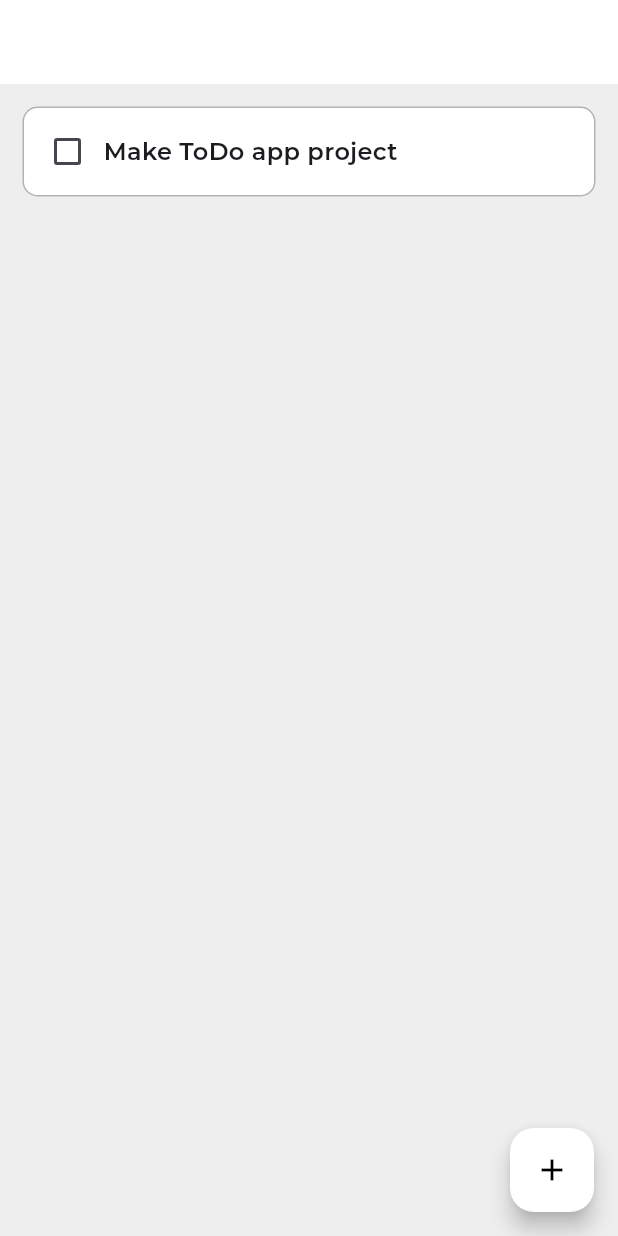
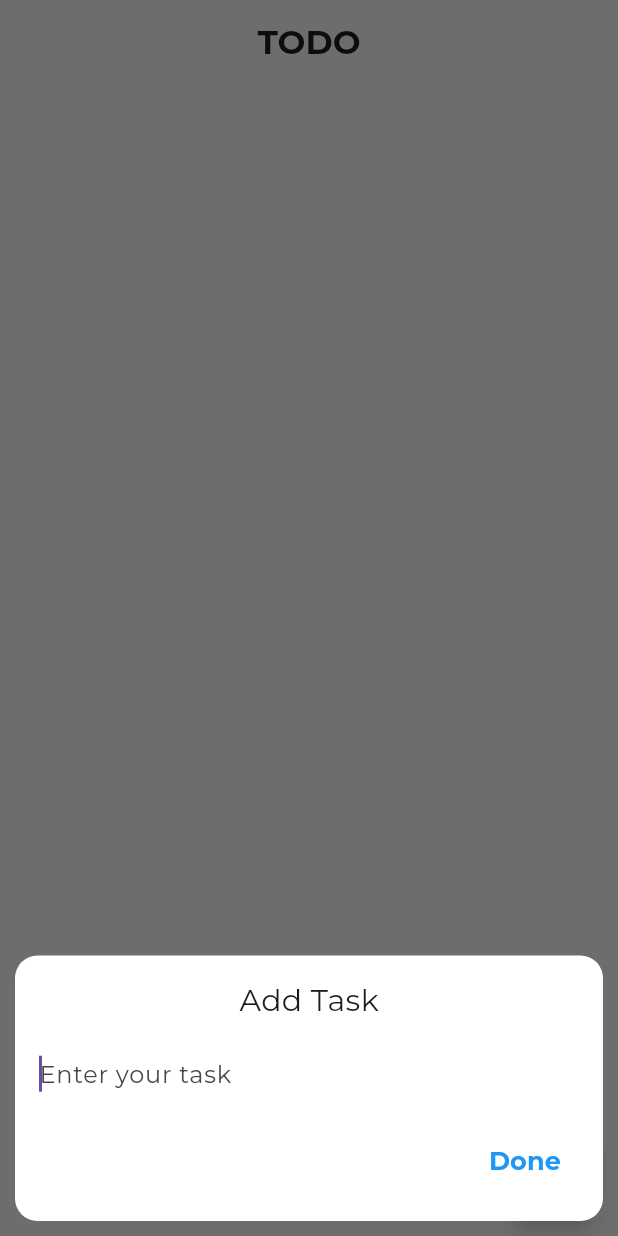
Before and after one commit to akhrorovv/task-manager-app, a Flutter app: the screen it shows after launch, after a tap on the "add" icon, on a phone screen of 412 x 824 dp. Run offline on Flutter 3.47's test engine with Material 3 defaults, Android fonts, the phone set to English and light mode, and no system bars; our stand-ins replace google_fonts, hive; accounts and stored records are empty.

Commit message:
added some changes

```diff
--- a/lib/main.dart
+++ b/lib/main.dart
@@ -30,9 +30,8 @@ class MyApp extends StatelessWidget {
   Widget build(BuildContext context) {
     return MaterialApp(
       debugShowCheckedModeBanner: false,
-      title: 'Flutter Demo',
+      title: 'ToDo',
       theme: ThemeData(
-        colorScheme: ColorScheme.fromSeed(seedColor: Colors.deepPurple),
         useMaterial3: true,
         textTheme: GoogleFonts.montserratTextTheme(
           Theme.of(context).textTheme,
--- a/lib/pages/home_page.dart
+++ b/lib/pages/home_page.dart
@@ -13,6 +13,8 @@ class HomePage extends StatefulWidget {
 class _HomePageState extends State<HomePage> {
   List<Task> tasks = [];
 
+  TextEditingController controller = TextEditingController();
+
   loadTasks() async {
     var tasksList = HiveService.loadTasks();
     setState(() {
@@ -20,12 +22,137 @@ class _HomePageState extends State<HomePage> {
     });
   }
 
+  deleteTask(int index) async {
+    setState(() {
+      tasks.removeAt(index);
+      HiveService.deleteTask(index);
+    });
+  }
+
+  addTask() {
+    setState(() {
+      String taskBody = controller.text;
+      Task task = Task(false, taskBody);
+
+      HiveService.storeTask(task);
+      controller.clear();
+      backToFinish();
+      loadTasks();
+    });
+  }
+
+  backToFinish() {
+    Navigator.of(context).pop();
+  }
+
+  openDialog(int index) {
+    showDialog(
+      context: context,
+      builder: (BuildContext buildContext) {
+        return AlertDialog(
+          title: const Text("Delete card"),
+          content: const Text("Are you sure you want to delete card?"),
+          actions: [
+            MaterialButton(
+              onPressed: () {
+                Navigator.of(context).pop();
+              },
+              child: const Text(
+                "Cancel",
+                style: TextStyle(color: Colors.blue),
+              ),
+            ),
+            MaterialButton(
+              onPressed: () {
+                setState(() {
+                  deleteTask(index);
+                });
+                Navigator.of(context).pop();
+              },
+              child: const Text(
+                "Delete",
+                style: TextStyle(color: Colors.red),
+              ),
+            ),
+          ],
+        );
+      },
+    );
+  }
+
+  void _showAddBottomSheet(BuildContext context) {
+    showModalBottomSheet(
+      backgroundColor: Colors.transparent,
+      context: context,
+      isScrollControlled: true,
+      builder: (context) {
+        return Padding(
+          padding: MediaQuery.of(context).viewInsets,
+          child: Container(
+            padding: const EdgeInsets.all(16),
+            margin: const EdgeInsets.all(10),
+            decoration: BoxDecoration(
+              borderRadius: BorderRadius.circular(15),
+              color: Colors.white,
+            ),
+            child: Column(
+              mainAxisSize: MainAxisSize.min,
+              children: <Widget>[
+                const Text(
+                  'Add Task',
+                  style: TextStyle(fontSize: 20),
+                ),
+                const SizedBox(height: 10),
+                TextField(
+                  controller: controller,
+                  maxLines: null,
+                  autofocus: true,
+                  decoration: const InputDecoration(
+                    hintText: 'Enter your task',
+                    border: InputBorder.none,
+                  ),
+                ),
+                const SizedBox(height: 10),
+                Row(
+                  mainAxisAlignment: MainAxisAlignment.end,
+                  children: [
+                    TextButton(
+                      child: const Text(
+                        'Done',
+                        style: TextStyle(
+                          color: Colors.blue,
+                          fontWeight: FontWeight.bold,
+                          fontSize: 17,
+                        ),
+                      ),
+                      onPressed: () {
+                        // Handle the add task action
+                        addTask();
+                      },
+                    ),
+                  ],
+                ),
+              ],
+            ),
+          ),
+        );
+      },
+    );
+  }
+
+  onChanged(bool? value, int index) {
+    setState(() {
+      tasks[index].isDone = !tasks[index].isDone!;
+      HiveService.updateTask(index, tasks[index]);
+    });
+  }
+
   @override
   void initState() {
     super.initState();
 
-    Task task = Task(false, 'Make ToDo app project');
-    HiveService.storeTask(task);
+    Task task = Task(false, 'Make ToDo app projects');
+    // HiveService.storeTask(task);
     loadTasks();
   }
 
@@ -34,28 +161,39 @@ class _HomePageState extends State<HomePage> {
     return Scaffold(
       backgroundColor: Colors.grey[200],
       appBar: AppBar(
-        backgroundColor: Colors.white,
+        backgroundColor: Colors.grey[200],
+        title: const Text(
+          'TODO',
+          style: TextStyle(fontWeight: FontWeight.bold),
+        ),
+        centerTitle: true,
         // actions: const [Icon(Icons.settings)],
       ),
       body: ListView.builder(
         itemCount: tasks.length,
         itemBuilder: (context, index) {
-          return itemOfTask(tasks[index]);
+          return itemOfTask(tasks[index], index);
         },
       ),
       floatingActionButton: FloatingActionButton(
-        onPressed: () {},
+        onPressed: () {
+          _showAddBottomSheet(context);
+        },
         backgroundColor: Colors.white,
-        child: Icon(Icons.add, color: Colors.black),
+        child: const Icon(Icons.add, color: Colors.black),
       ),
     );
   }
 
-  Widget itemOfTask(Task task) {
-    return Container(
+  Widget itemOfTask(Task task, int index) {
+    return GestureDetector(
+      onLongPress: () {
+        openDialog(index);
+      },
+      child: Container(
         width: double.infinity,
-      margin: EdgeInsets.only(top: 15, right: 15, left: 15),
-      padding: EdgeInsets.all(5),
+        margin: const EdgeInsets.only(top: 15, right: 15, left: 15),
+        padding: const EdgeInsets.all(5),
         decoration: BoxDecoration(
           color: Colors.white,
           borderRadius: BorderRadius.circular(10),
@@ -63,21 +201,29 @@ class _HomePageState extends State<HomePage> {
         ),
         child: Row(
           children: [
-          Container(
-            // color: Colors.blue,
-            child: Checkbox(
+            Checkbox(
+              checkColor: Colors.white,
               activeColor: Colors.grey,
               value: task.isDone,
-              onChanged: (bool? value) {},
+              onChanged: (value) => onChanged(value, index),
+            ),
+            Flexible(
+              child: Text(
+                task.taskBody!,
+                style: TextStyle(
+                  decoration: task.isDone!
+                      ? TextDecoration.lineThrough
+                      : TextDecoration.none,
+                  fontSize: 16,
+                  fontWeight: FontWeight.w600,
+                  color: task.isDone! ? Colors.grey : Colors.black,
+                ),
+                maxLines: 1,
+                overflow: TextOverflow.ellipsis,
               ),
             ),
-          Text(
-            task.taskBody!,
-            style: const TextStyle(fontSize: 16, fontWeight: FontWeight.w600),
-            maxLines: 3,
-            overflow: TextOverflow.ellipsis,
+          ],
         ),
-        ],
       ),
     );
   }
--- a/lib/services/hive_service.dart
+++ b/lib/services/hive_service.dart
@@ -1,22 +1,27 @@
 import 'package:hive/hive.dart';
-
 import '../models/task_model.dart';
 
 class HiveService{
   static var box = Hive.box('box');
 
   static storeTask(Task task) async {
-    box.put('task', task);
+    box.add(task);
   }
 
   static List<Task> loadTasks(){
     List<Task> tasks = [];
-    var task = box.get('task');
-    tasks.add(task);
+    for(int i = 0; i < box.length; i++){
+      var task = box.getAt(i);
+      tasks.add(task);
+    }
     return tasks;
   }
 
-  static removeTask() async{
-    box.delete('task');
+  static deleteTask(int index) async{
+    box.deleteAt(index);
+  }
+
+  static updateTask(int index,Task task) async {
+    box.putAt(index, task);
   }
 }
```
Lines whose indentation alone changed are shown as unchanged.
